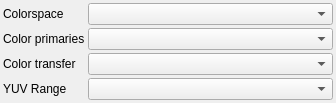
The window that src/UI/Blocks/blockcolorinput.ui (RxLaboratory/DuME) describes before a commit, drawn with Qt 5.
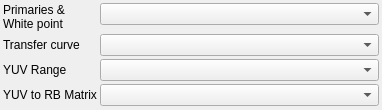
The same window after the commit. Custom widgets are drawn as their Qt base class.

Commit message: tweaked color management

```diff
--- a/src/UI/Blocks/blockcolorinput.ui
+++ b/src/UI/Blocks/blockcolorinput.ui
@@ -6,8 +6,8 @@
    <rect>
     <x>0</x>
     <y>0</y>
-    <width>336</width>
-    <height>103</height>
+    <width>382</width>
+    <height>110</height>
    </rect>
   </property>
   <property name="windowTitle">
@@ -33,45 +33,46 @@
     <number>3</number>
    </property>
    <item row="0" column="0">
-    <widget class="QLabel" name="label_2">
-     <property name="text">
-      <string>Colorspace</string>
-     </property>
-    </widget>
-   </item>
-   <item row="0" column="1">
-    <widget class="BigComboBox" name="spaceBox"/>
-   </item>
-   <item row="1" column="0">
     <widget class="QLabel" name="label">
      <property name="text">
-      <string>Color primaries</string>
+      <string>Primaries &amp;
+White point</string>
      </property>
     </widget>
    </item>
-   <item row="1" column="1">
+   <item row="0" column="1">
     <widget class="BigComboBox" name="primariesBox"/>
    </item>
-   <item row="2" column="0">
+   <item row="1" column="0">
     <widget class="QLabel" name="label_3">
      <property name="text">
-      <string>Color transfer</string>
+      <string>Transfer curve</string>
      </property>
     </widget>
    </item>
-   <item row="2" column="1">
+   <item row="1" column="1">
     <widget class="BigComboBox" name="trcBox"/>
    </item>
-   <item row="3" column="0">
+   <item row="2" column="0">
     <widget class="QLabel" name="rangeLabel">
      <property name="text">
       <string>YUV Range</string>
      </property>
     </widget>
    </item>
-   <item row="3" column="1">
+   <item row="2" column="1">
     <widget class="BigComboBox" name="rangeBox"/>
    </item>
+   <item row="3" column="0">
+    <widget class="QLabel" name="label_2">
+     <property name="text">
+      <string>YUV to RB Matrix</string>
+     </property>
+    </widget>
+   </item>
+   <item row="3" column="1">
+    <widget class="BigComboBox" name="spaceBox"/>
+   </item>
   </layout>
  </widget>
  <customwidgets>
```
The commit also changes 5 other files.
